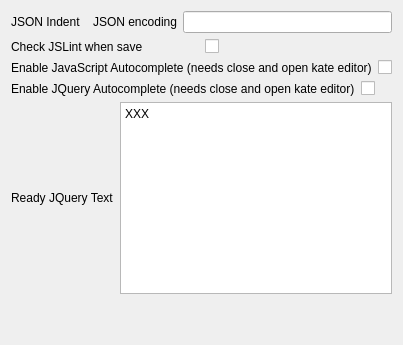
KDE/kate, file kate/plugins/pate/src/plugins/js_utils/js_utils.ui: the form before one commit.
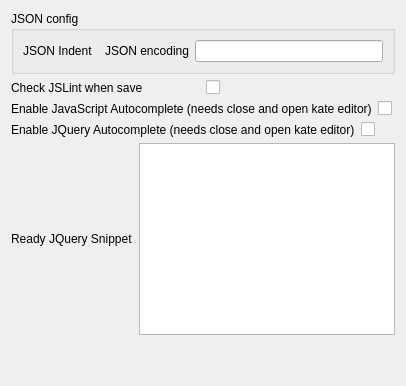
The form after the commit. Custom widgets are drawn as their Qt base class.

```diff
--- a/kate/plugins/pate/src/plugins/js_utils/js_utils.ui
+++ b/kate/plugins/pate/src/plugins/js_utils/js_utils.ui
@@ -6,6 +6,10 @@
             <item>
                 <layout class="QVBoxLayout" name="verticalLayout">
                     <item>
+                        <widget class="QGroupBox" name="groupBox">
+                            <property name="title">
+                                <string>JSON config</string>
+                            </property>
                         <layout class="QHBoxLayout" name="horizontalLayout">
                             <item>
                                 <widget class="QLabel" name="label">
@@ -36,6 +40,7 @@
                                 </widget>
                             </item>
                         </layout>
+                        </widget>
                     </item>
                     <item>
                         <layout class="QHBoxLayout" name="horizontalLayout">
@@ -87,16 +92,12 @@
                             <item>
                                 <widget class="QLabel" name="label">
                                     <property name="text">
-                                        <string>Ready JQuery Text</string>
+                                        <string>Ready JQuery Snippet</string>
                                     </property>
                                 </widget>
                             </item>
                             <item>
                                 <widget class="QTextEdit" name="readyJQuery">
-                                    <property name="text">
-                                        <string>XXX
-                                        </string>
-                                    </property>
                                 </widget>
                             </item>
                         </layout>
```
Left out of the diff: 2 changed lines with no effect on the pictures. Lines whose indentation alone changed are shown as unchanged.
